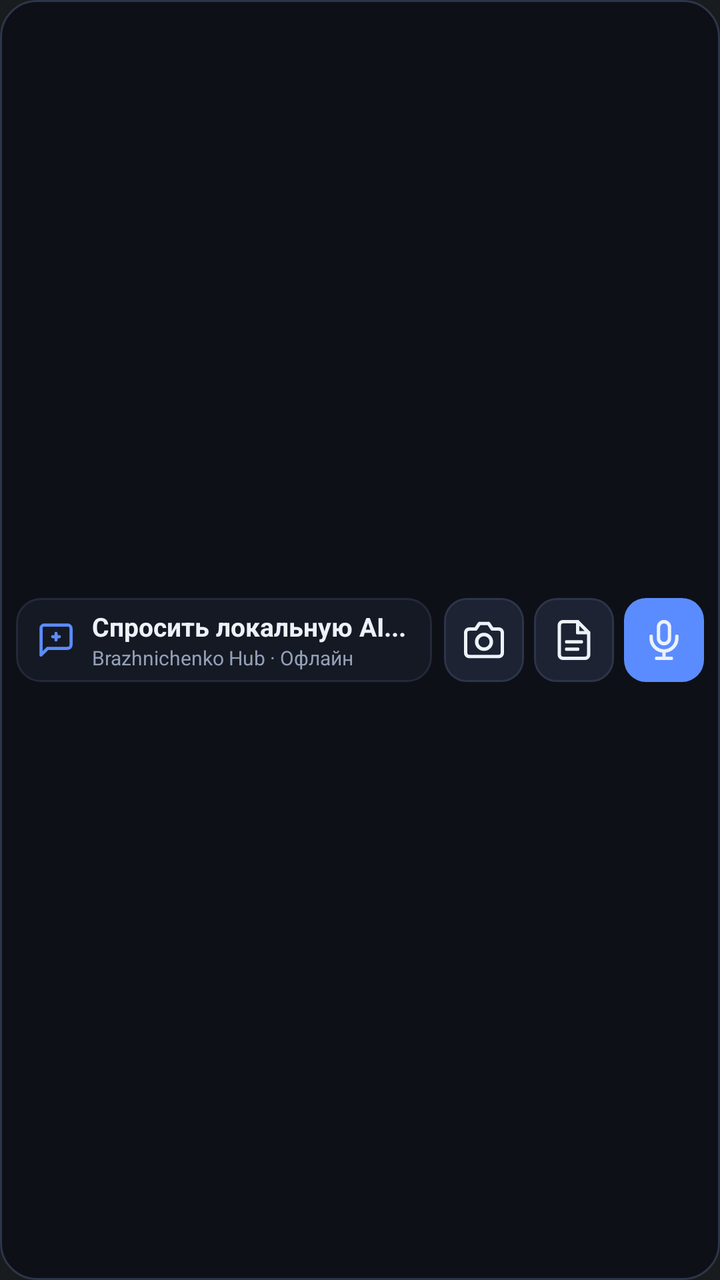
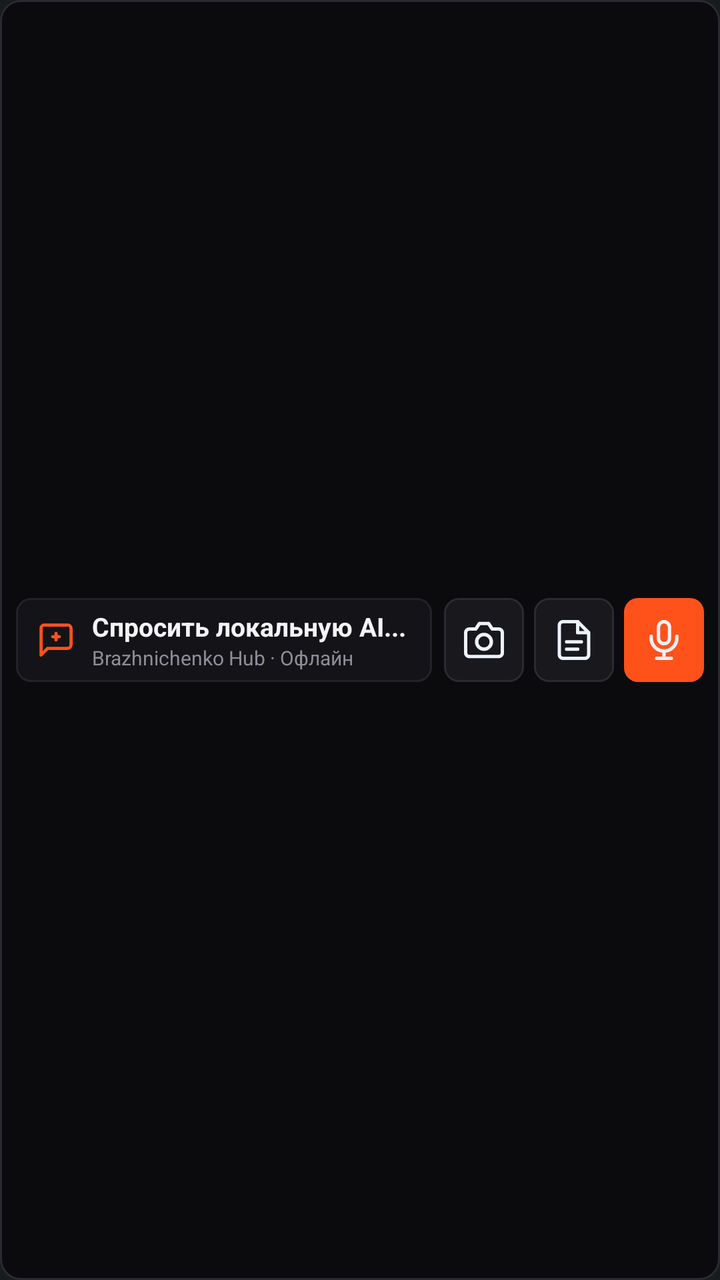

Compare the two renders of this Android layout. The source of the first and the diff that turns it into the second are given below.
<!-- AndroidManifest.xml: application theme android:Theme.DeviceDefault.NoActionBar -->
<!-- res/layout/widget_hub.xml -->
<?xml version="1.0" encoding="utf-8"?>
<LinearLayout xmlns:android="http://schemas.android.com/apk/res/android"
    android:id="@+id/widget_root"
    android:layout_width="match_parent"
    android:layout_height="wrap_content"
    android:background="@drawable/widget_bg"
    android:gravity="center_vertical"
    android:orientation="horizontal"
    android:padding="8dp">

    <LinearLayout
        android:id="@+id/widget_ask"
        android:layout_width="0dp"
        android:layout_height="42dp"
        android:layout_weight="1"
        android:background="@drawable/widget_input_bg"
        android:gravity="center_vertical"
        android:orientation="horizontal"
        android:paddingStart="10dp"
        android:paddingEnd="10dp">

        <ImageView
            android:layout_width="20dp"
            android:layout_height="20dp"
            android:contentDescription="Hub AI"
            android:src="@drawable/ic_sc_chat" />

        <LinearLayout
            android:layout_width="0dp"
            android:layout_height="wrap_content"
            android:layout_marginStart="8dp"
            android:layout_weight="1"
            android:orientation="vertical">

            <TextView
                android:id="@+id/widget_title"
                android:layout_width="match_parent"
                android:layout_height="wrap_content"
                android:ellipsize="end"
                android:maxLines="1"
                android:text="Спросить локальную AI..."
                android:textColor="#EDF2FA"
                android:textSize="13sp"
                android:textStyle="bold" />

            <TextView
                android:id="@+id/widget_status"
                android:layout_width="match_parent"
                android:layout_height="wrap_content"
                android:ellipsize="end"
                android:maxLines="1"
                android:text="Brazhnichenko Hub · Офлайн"
                android:textColor="#94A0B8"
                android:textSize="10sp" />
        </LinearLayout>
    </LinearLayout>

    <ImageButton
        android:id="@+id/widget_camera"
        android:layout_width="40dp"
        android:layout_height="42dp"
        android:layout_marginStart="6dp"
        android:background="@drawable/widget_btn_bg"
        android:contentDescription="Камера Vision"
        android:padding="9dp"
        android:scaleType="centerInside"
        android:src="@drawable/ic_sc_camera" />

    <ImageButton
        android:id="@+id/widget_doc"
        android:layout_width="40dp"
        android:layout_height="42dp"
        android:layout_marginStart="5dp"
        android:background="@drawable/widget_btn_bg"
        android:contentDescription="Документ PDF"
        android:padding="9dp"
        android:scaleType="centerInside"
        android:src="@drawable/ic_sc_doc" />

    <ImageButton
        android:id="@+id/widget_voice"
        android:layout_width="40dp"
        android:layout_height="42dp"
        android:layout_marginStart="5dp"
        android:background="@drawable/widget_btn_primary"
        android:contentDescription="Голосовой вопрос"
        android:padding="9dp"
        android:scaleType="centerInside"
        android:src="@drawable/ic_sc_voice" />

</LinearLayout>
<!-- resources referenced by this layout -->
<resources>
  <!-- drawable ic_sc_camera (drawable) -->
  <?xml version="1.0" encoding="utf-8"?>
  <vector xmlns:android="http://schemas.android.com/apk/res/android"
      android:width="24dp"
      android:height="24dp"
      android:viewportWidth="24"
      android:viewportHeight="24">
      <path
          android:fillColor="#00000000"
          android:strokeColor="#EDF2FA"
          android:strokeWidth="1.9"
          android:strokeLineCap="round"
          android:strokeLineJoin="round"
          android:pathData="M22,19a2,2 0 0,1 -2,2H4a2,2 0 0,1 -2,-2V8a2,2 0 0,1 2,-2h3.5l2,-3h5l2,3H20a2,2 0 0,1 2,2zM12,17a4,4 0 1,0 0,-8a4,4 0 0,0 0,8z" />
  </vector>
  <!-- drawable ic_sc_chat (drawable) -->
  <?xml version="1.0" encoding="utf-8"?>
  <vector xmlns:android="http://schemas.android.com/apk/res/android"
      android:width="24dp"
      android:height="24dp"
      android:viewportWidth="24"
      android:viewportHeight="24">
      <path
          android:fillColor="#00000000"
          android:strokeColor="#5B8CFF"
          android:strokeWidth="1.9"
          android:strokeLineCap="round"
          android:strokeLineJoin="round"
          android:pathData="M21,15a2,2 0 0,1 -2,2H7l-4,4V5a2,2 0 0,1 2,-2h14a2,2 0 0,1 2,2zM12,8v4M10,10h4" />
  </vector>
  <!-- drawable ic_sc_doc (drawable) -->
  <?xml version="1.0" encoding="utf-8"?>
  <vector xmlns:android="http://schemas.android.com/apk/res/android"
      android:width="24dp"
      android:height="24dp"
      android:viewportWidth="24"
      android:viewportHeight="24">
      <path
          android:fillColor="#00000000"
          android:strokeColor="#EDF2FA"
          android:strokeWidth="1.9"
          android:strokeLineCap="round"
          android:strokeLineJoin="round"
          android:pathData="M14,2H6a2,2 0 0,0 -2,2v16a2,2 0 0,0 2,2h12a2,2 0 0,0 2,-2V8zM14,2v6h6M8,13h8M8,17h6" />
  </vector>
  <!-- drawable ic_sc_voice (drawable) -->
  <?xml version="1.0" encoding="utf-8"?>
  <vector xmlns:android="http://schemas.android.com/apk/res/android"
      android:width="24dp"
      android:height="24dp"
      android:viewportWidth="24"
      android:viewportHeight="24">
      <path
          android:fillColor="#00000000"
          android:strokeColor="#EDF2FA"
          android:strokeWidth="1.9"
          android:strokeLineCap="round"
          android:strokeLineJoin="round"
          android:pathData="M12,2a3,3 0 0,0 -3,3v6a3,3 0 0,0 6,0V5a3,3 0 0,0 -3,-3zM19,10v1a7,7 0 0,1 -14,0v-1M12,18v4M8,22h8" />
  </vector>
  <!-- drawable widget_bg (drawable) -->
  <?xml version="1.0" encoding="utf-8"?>
  <shape xmlns:android="http://schemas.android.com/apk/res/android" android:shape="rectangle">
      <solid android:color="#EE0D1017" />
      <stroke android:width="1dp" android:color="#2C354A" />
      <corners android:radius="18dp" />
  </shape>
  <!-- drawable widget_btn_bg (drawable) -->
  <?xml version="1.0" encoding="utf-8"?>
  <shape xmlns:android="http://schemas.android.com/apk/res/android" android:shape="rectangle">
      <solid android:color="#1D2332" />
      <stroke android:width="1dp" android:color="#2C354A" />
      <corners android:radius="11dp" />
  </shape>
  <!-- drawable widget_btn_primary (drawable) -->
  <?xml version="1.0" encoding="utf-8"?>
  <shape xmlns:android="http://schemas.android.com/apk/res/android" android:shape="rectangle">
      <solid android:color="#5B8CFF" />
      <corners android:radius="11dp" />
  </shape>
  <!-- drawable widget_input_bg (drawable) -->
  <?xml version="1.0" encoding="utf-8"?>
  <shape xmlns:android="http://schemas.android.com/apk/res/android" android:shape="rectangle">
      <solid android:color="#151923" />
      <stroke android:width="1dp" android:color="#22293A" />
      <corners android:radius="12dp" />
  </shape>
</resources>

<!-- the commit's change to res/layout/widget_hub.xml (unified diff, before → after) -->
@@ -39,7 +39,7 @@
                 android:ellipsize="end"
                 android:maxLines="1"
                 android:text="Спросить локальную AI..."
-                android:textColor="#EDF2FA"
+                android:textColor="#F4F4F6"
                 android:textSize="13sp"
                 android:textStyle="bold" />
 
@@ -50,7 +50,7 @@
                 android:ellipsize="end"
                 android:maxLines="1"
                 android:text="Brazhnichenko Hub · Офлайн"
-                android:textColor="#94A0B8"
+                android:textColor="#8E8E99"
                 android:textSize="10sp" />
         </LinearLayout>
     </LinearLayout>
<!-- resource entries referenced after the edit -->
@@ -24,7 +24,7 @@
       android:viewportHeight="24">
       <path
           android:fillColor="#00000000"
-          android:strokeColor="#5B8CFF"
+          android:strokeColor="#FF521B"
           android:strokeWidth="1.9"
           android:strokeLineCap="round"
           android:strokeLineJoin="round"
@@ -63,29 +63,29 @@
   <!-- drawable widget_bg (drawable) -->
   <?xml version="1.0" encoding="utf-8"?>
   <shape xmlns:android="http://schemas.android.com/apk/res/android" android:shape="rectangle">
-      <solid android:color="#EE0D1017" />
-      <stroke android:width="1dp" android:color="#2C354A" />
-      <corners android:radius="18dp" />
+      <solid android:color="#F20B0B0D" />
+      <stroke android:width="1dp" android:color="#2A2A33" />
+      <corners android:radius="10dp" />
   </shape>
   <!-- drawable widget_btn_bg (drawable) -->
   <?xml version="1.0" encoding="utf-8"?>
   <shape xmlns:android="http://schemas.android.com/apk/res/android" android:shape="rectangle">
-      <solid android:color="#1D2332" />
-      <stroke android:width="1dp" android:color="#2C354A" />
-      <corners android:radius="11dp" />
+      <solid android:color="#18181D" />
+      <stroke android:width="1dp" android:color="#2A2A33" />
+      <corners android:radius="7dp" />
   </shape>
   <!-- drawable widget_btn_primary (drawable) -->
   <?xml version="1.0" encoding="utf-8"?>
   <shape xmlns:android="http://schemas.android.com/apk/res/android" android:shape="rectangle">
-      <solid android:color="#5B8CFF" />
-      <corners android:radius="11dp" />
+      <solid android:color="#FF521B" />
+      <corners android:radius="7dp" />
   </shape>
   <!-- drawable widget_input_bg (drawable) -->
   <?xml version="1.0" encoding="utf-8"?>
   <shape xmlns:android="http://schemas.android.com/apk/res/android" android:shape="rectangle">
-      <solid android:color="#151923" />
-      <stroke android:width="1dp" android:color="#22293A" />
-      <corners android:radius="12dp" />
+      <solid android:color="#141418" />
+      <stroke android:width="1dp" android:color="#22222A" />
+      <corners android:radius="7dp" />
   </shape>
 </resources>
 
